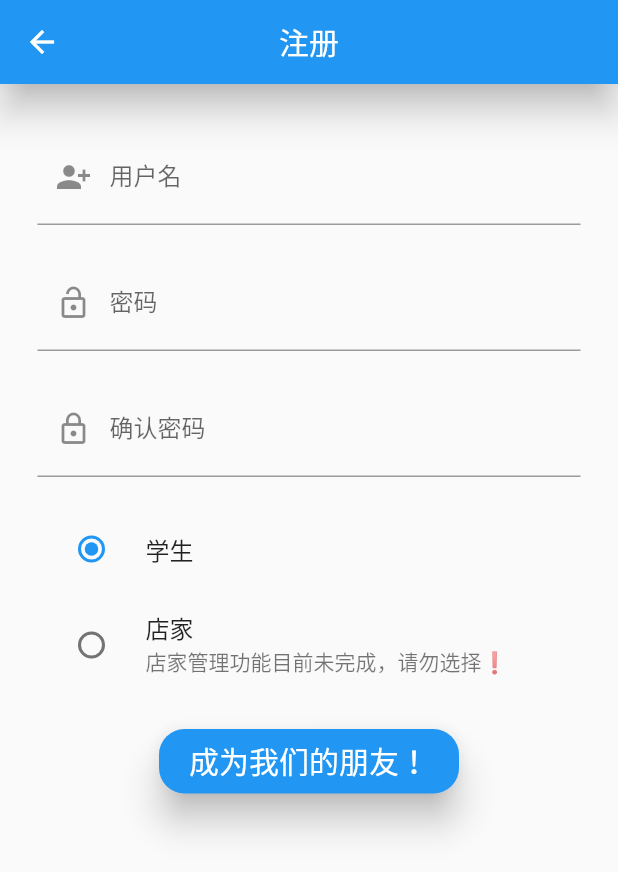
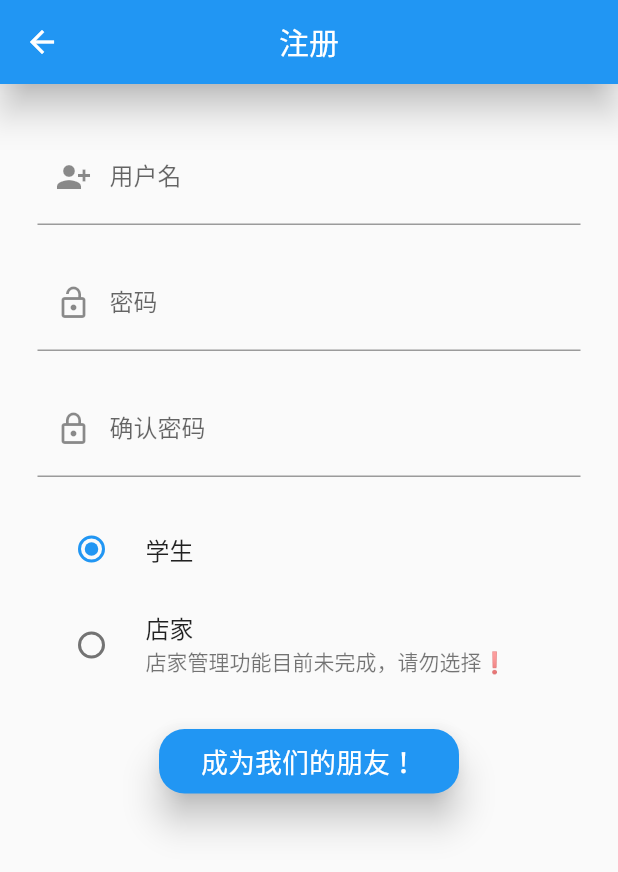
Before and after one commit to YfNightWind/Yango-Canteen, a Flutter app: the RegisterPage screen opened by its route, after a tap on "成为我们的朋友！", on a phone screen of 412 x 824 dp. Shown: the top 872 px of the screen. Run offline on Flutter 3.47's test engine with Material 2 defaults, Android fonts, the phone set to English and light mode, and no system bars; our stand-ins replace dio, loading_indicator; missing offline and left inert: flutter_card_swipper.

Commit message:
update flutter 2.2.2

```diff
--- a/lib/global/Global.dart
+++ b/lib/global/Global.dart
@@ -12,7 +12,7 @@ class Global {
   Global() {
     dio = new Dio();
     dio.options = BaseOptions(
-      baseUrl: 'http://123.56.192.77:5050/',
+      baseUrl: 'http://114.215.209.136:5050/',
       connectTimeout: 100000,
       receiveTimeout: 100000,
       sendTimeout: 100000,
--- a/lib/view/login_view.dart
+++ b/lib/view/login_view.dart
@@ -13,8 +13,8 @@ class LoginPage extends StatefulWidget {
 }
 
 class _LoginPageState extends State<LoginPage> {
-  TextEditingController _user = new TextEditingController();
-  TextEditingController _password = new TextEditingController();
+  final _user = new TextEditingController();
+  final _password = new TextEditingController();
 
   @override
   void dispose() {
--- a/lib/view/register_view.dart
+++ b/lib/view/register_view.dart
@@ -33,6 +33,9 @@ enum ChosingCharacter { student, manger }
 
 class _RegisterFormState extends State<RegisterForm> {
   ChosingCharacter _character = ChosingCharacter.student;
+  final _user = new TextEditingController();
+  final _pass = new TextEditingController();
+  final _passConfirm = new TextEditingController();
   @override
   Widget build(BuildContext context) {
     return Column(
@@ -44,6 +47,7 @@ class _RegisterFormState extends State<RegisterForm> {
                 labelText: '用户名',
                 hintText: '用户名不能超过15个字符哦',
                 prefixIcon: Icon(Icons.person_add_alt_1)),
+                controller: _user,
           ),
         ),
         Padding(
@@ -53,6 +57,7 @@ class _RegisterFormState extends State<RegisterForm> {
                 labelText: '密码',
                 hintText: '密码位数在5~20之间哦',
                 prefixIcon: Icon(Icons.lock_open)),
+                controller: _pass,
           ),
         ),
         Padding(
@@ -62,6 +67,7 @@ class _RegisterFormState extends State<RegisterForm> {
                 labelText: '确认密码',
                 hintText: '确认您的密码！',
                 prefixIcon: Icon(Icons.lock_outline)),
+                controller: _passConfirm,
           ),
         ),
         Padding(
@@ -102,17 +108,23 @@ class _RegisterFormState extends State<RegisterForm> {
               child: ElevatedButton(
                 child: Text(
                   '成为我们的朋友！',
-                  style: TextStyle(fontSize: 20),
+                  style: TextStyle(fontSize: 18),
                   textAlign: TextAlign.center,
                 ),
                 style: ButtonStyle(
                     shape: MaterialStateProperty.all(RoundedRectangleBorder(
                         borderRadius: BorderRadius.circular(17))),
                     elevation: MaterialStateProperty.all(10)),
-                onPressed: () {},
+                onPressed: () {
+                  _submit();
+                },
               ),
             ))
       ],
     );
   }
+
+  void _submit(){
+
+  }
 }
```
